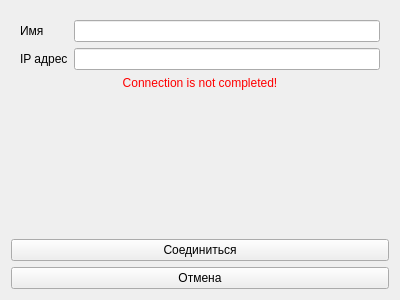
First picture: the form in ChessGame/gui/gameconnectionwidget.ui, repository vadimpilyugin/cpp_chess, before the edit.
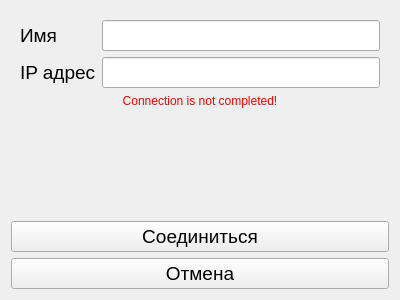
Second picture: the form after the edit.

Commit message: Not full screen

Diff of the .ui file:
```diff
--- a/ChessGame/gui/gameconnectionwidget.ui
+++ b/ChessGame/gui/gameconnectionwidget.ui
@@ -18,13 +18,30 @@
     <widget class="QWidget" name="widget" native="true">
      <layout class="QGridLayout" name="gridLayout" rowstretch="0,0,0,1">
       <item row="1" column="1">
-       <widget class="QLineEdit" name="ipLineEdit"/>
+       <widget class="QLineEdit" name="ipLineEdit">
+        <property name="font">
+         <font>
+          <pointsize>14</pointsize>
+         </font>
+        </property>
+       </widget>
       </item>
       <item row="0" column="1">
-       <widget class="QLineEdit" name="userLineEdit"/>
+       <widget class="QLineEdit" name="userLineEdit">
+        <property name="font">
+         <font>
+          <pointsize>14</pointsize>
+         </font>
+        </property>
+       </widget>
       </item>
       <item row="1" column="0">
        <widget class="QLabel" name="label">
+        <property name="font">
+         <font>
+          <pointsize>14</pointsize>
+         </font>
+        </property>
         <property name="text">
          <string>IP адрес</string>
         </property>
@@ -32,6 +49,11 @@
       </item>
       <item row="0" column="0">
        <widget class="QLabel" name="label_2">
+        <property name="font">
+         <font>
+          <pointsize>14</pointsize>
+         </font>
+        </property>
         <property name="text">
          <string>Имя</string>
         </property>
@@ -71,6 +93,11 @@
    </item>
    <item>
     <widget class="QPushButton" name="connectionButton">
+     <property name="font">
+      <font>
+       <pointsize>14</pointsize>
+      </font>
+     </property>
      <property name="text">
       <string>Соединиться</string>
      </property>
@@ -78,6 +105,11 @@
    </item>
    <item>
     <widget class="QPushButton" name="cancelButton">
+     <property name="font">
+      <font>
+       <pointsize>14</pointsize>
+      </font>
+     </property>
      <property name="text">
       <string>Отмена</string>
      </property>
```
The commit also changes 3 other files.
